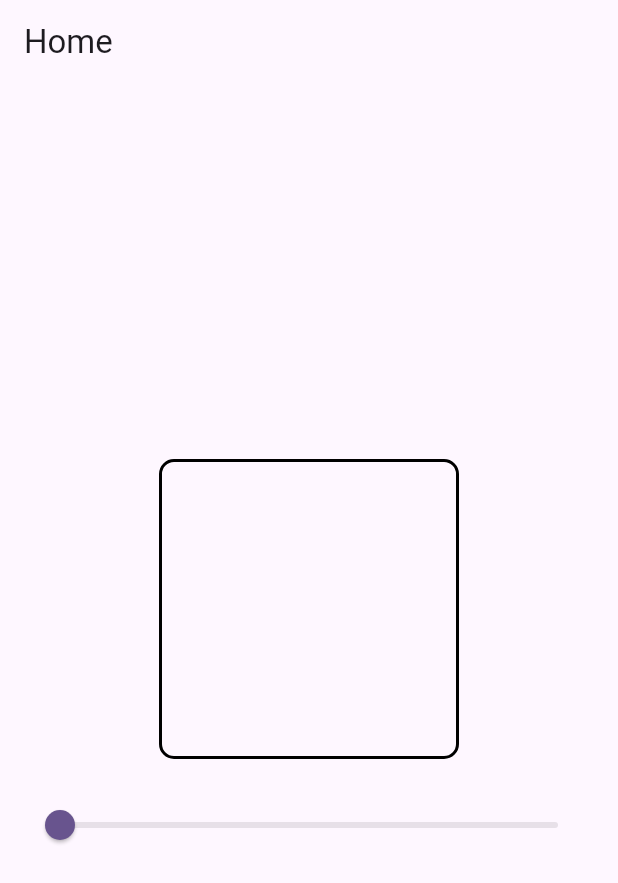
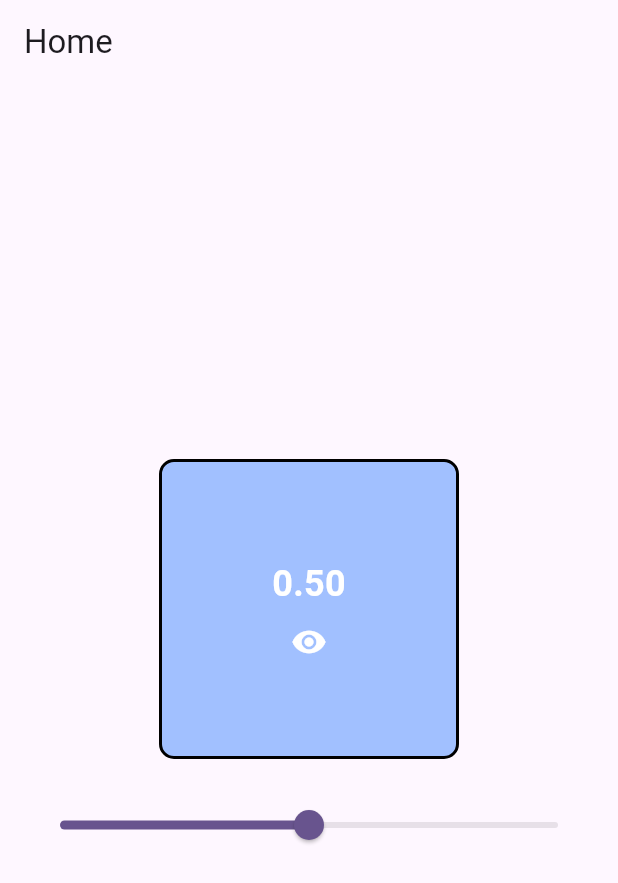
Before and after one commit to Rawnak003/riverpod_basic, a Flutter app: the screen it shows after launch, on a phone screen of 412 x 824 dp. Shown: the top 883 px of the screen. Run offline on Flutter 3.47's test engine with Material 3 defaults, Android fonts, the phone set to English and light mode, and no system bars; our stand-ins replace flutter_riverpod.

Commit message:
implement multiple state handling using selection

```diff
--- a/lib/home_screen.dart
+++ b/lib/home_screen.dart
@@ -7,24 +7,52 @@ class HomeScreen extends ConsumerWidget {
 
   @override
   Widget build(BuildContext context, WidgetRef ref) {
+    print('Rebuilding Build');
     return Scaffold(
-      appBar: AppBar(
-        title: const Text('Home'),
-      ),
+      appBar: AppBar(title: const Text('Home')),
       body: Center(
         child: Column(
           mainAxisAlignment: MainAxisAlignment.center,
           children: [
             Consumer(
               builder: (context, ref, child) {
-                final sliderValue = ref.watch(sliderProvider);
+                final state = ref.watch(sliderProvider);
+                print("Container Rebuild");
                 return Container(
                   width: 200,
                   height: 200,
                   decoration: BoxDecoration(
                     border: Border.all(color: Colors.black, width: 2),
                     borderRadius: BorderRadius.circular(10),
-                    color: Colors.blueAccent.withOpacity(sliderValue),
+                    color: Colors.blueAccent.withOpacity(state.sliderValue),
+                  ),
+                  child: Center(
+                    child: Column(
+                      mainAxisAlignment: MainAxisAlignment.center,
+                      children: [
+                        Text(
+                          state.showSliderValue ? state.sliderValue.toStringAsFixed(2) : '',
+                          style: const TextStyle(
+                            fontSize: 24,
+                            fontWeight: FontWeight.bold,
+                            color: Colors.white,
+                          ),
+                        ),
+                        const SizedBox(height: 10),
+                        InkWell(
+                          onTap: () {
+                            final notifier = ref.read(sliderProvider.notifier);
+                            notifier.state = notifier.state.copyWith(
+                              showSliderValue: !state.showSliderValue,
+                            );
+                          },
+                          child: Icon(
+                            state.showSliderValue ? Icons.visibility : Icons.visibility_off,
+                            color: Colors.white,
+                          ),
+                        ),
+                      ],
+                    ),
                   ),
                 );
               }
@@ -34,11 +62,15 @@ class HomeScreen extends ConsumerWidget {
               padding: const EdgeInsets.symmetric(horizontal: 16.0),
               child: Consumer(
                 builder: (context, ref, child) {
-                  final sliderValue = ref.watch(sliderProvider);
+                  print("Slider Rebuild");
+                  final state = ref.watch(sliderProvider.select((state) => state.sliderValue));
                   return Slider(
-                    value: sliderValue,
+                    value: state,
                     onChanged: (value) {
-                      ref.read(sliderProvider.notifier).state = value;
+                      final notifier = ref.read(sliderProvider.notifier);
+                      notifier.state = notifier.state.copyWith(
+                        sliderValue: value,
+                      );
                     },
                   );
                 }
--- a/lib/slider_provider.dart
+++ b/lib/slider_provider.dart
@@ -1,5 +1,22 @@
 import 'package:flutter_riverpod/flutter_riverpod.dart';
 
-final sliderProvider = StateProvider<double>((ref) {
-  return 0.0;
+final sliderProvider = StateProvider<AppState>((ref) {
+  return AppState(sliderValue: 0.5, showSliderValue: true);
 });
+
+class AppState {
+  final double sliderValue;
+  final bool showSliderValue;
+
+  AppState({
+    required this.sliderValue,
+    required this.showSliderValue,
+  });
+
+  AppState copyWith({double? sliderValue, bool? showSliderValue,}) {
+    return AppState(
+      sliderValue: sliderValue ?? this.sliderValue,
+      showSliderValue: showSliderValue ?? this.showSliderValue,
+    );
+  }
+}
```
